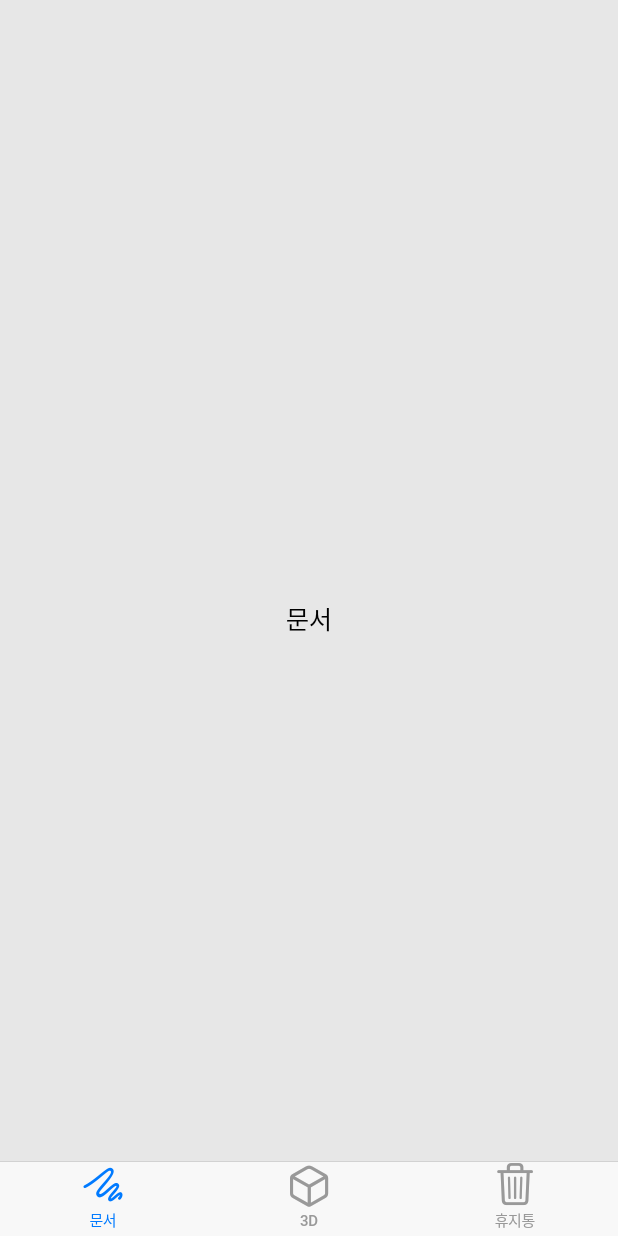
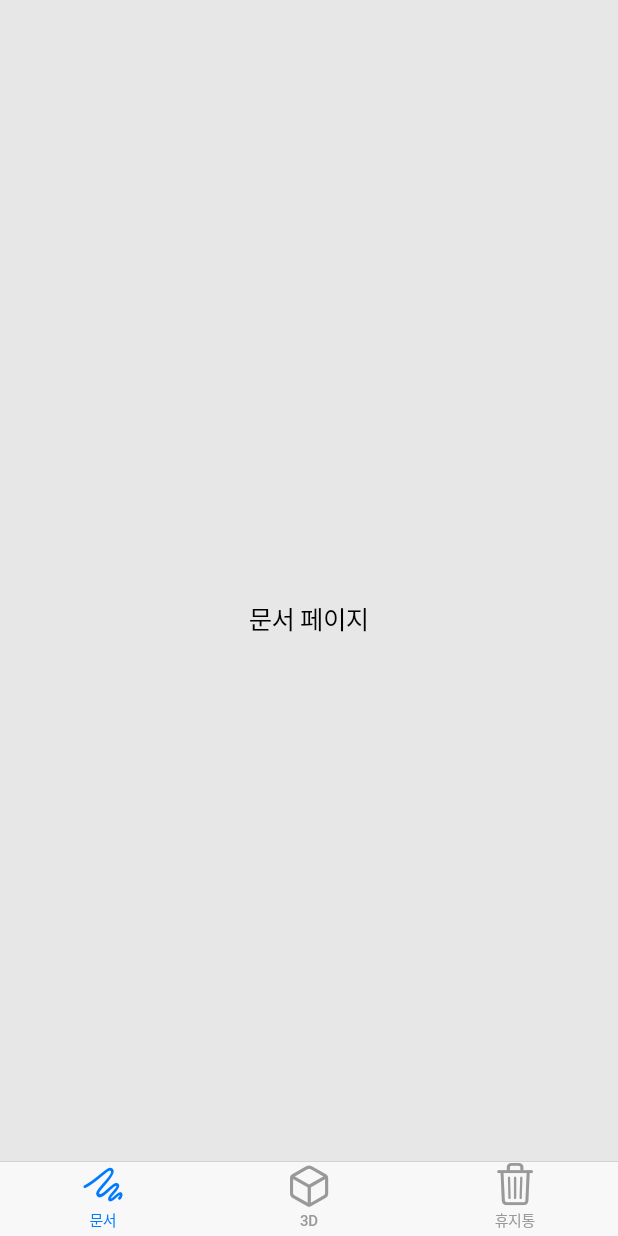
Before and after one commit to SKT-FLY-AI-ASAP/toystory-fe, a Flutter app: the RootPage screen opened directly, on a phone screen of 412 x 824 dp. Run offline on Flutter 3.47's test engine with Material 3 defaults, Android fonts, the phone set to English and light mode, and no system bars.

Commit message:
refactor: Add tab files (#3)

```diff
--- /dev/null
+++ b/toystory/lib/screen/document_page.dart
@@ -0,0 +1,22 @@
+import 'package:flutter/cupertino.dart';
+//import 'root_screen.dart'; // TrashHandler를 가져오기 위함
+// class DocumentPage extends StatelessWidget with TrashHandler {
+//   final VoidCallback onTrashPressed;
+
+//   DocumentPage({required this.onTrashPressed});
+
+//   @override
+//   Widget build(BuildContext context) {
+//     return Center(
+//       child: Text('문서 페이지'),
+//     );
+//   }
+// }
+class DocumentPage extends StatelessWidget {
+  @override
+  Widget build(BuildContext context) {
+    return Center(
+      child: Text('문서 페이지'),
+    );
+  }
+}
--- a/toystory/lib/screen/root_page.dart
+++ b/toystory/lib/screen/root_page.dart
@@ -1,4 +1,7 @@
 import 'package:flutter/cupertino.dart';
+import 'document_page.dart';
+import 'three_d_page.dart';
+import 'trash_page.dart';
 
 class RootPage extends StatefulWidget {
   @override
@@ -10,9 +13,9 @@ class _RootPageState extends State<RootPage> {
 
   // 각 탭에 대응하는 페이지들
   final List<Widget> _pages = [
-    Center(child: Text('문서')),
-    Center(child: Text('3D')),
-    Center(child: Text('휴지통')),
+    DocumentPage(),
+    ThreeDPage(),
+    TrashPage(),
   ];
 
   @override
```
Also changed, not shown: toystory/lib/screen/three_d_page.dart (added, +24 -0 lines), toystory/lib/screen/trash_page.dart (added, +24 -0 lines).
